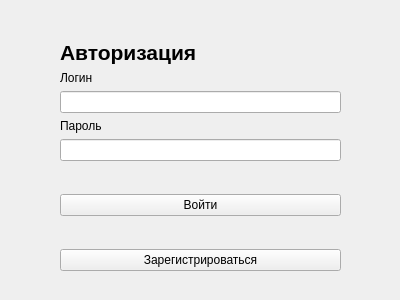
This is loginwindow.ui in cpp-park-vk-education/2023_1_Rabotyagi as Qt 5 draws it before an edit. The edited form follows.
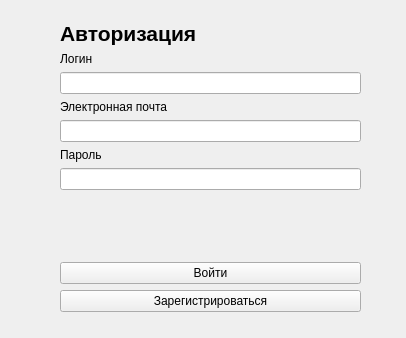
This is the edited form.

```diff
--- a/loginwindow.ui
+++ b/loginwindow.ui
@@ -6,8 +6,8 @@
    <rect>
     <x>0</x>
     <y>0</y>
-    <width>400</width>
-    <height>300</height>
+    <width>406</width>
+    <height>338</height>
    </rect>
   </property>
   <property name="windowTitle">
@@ -17,9 +17,9 @@
    <property name="geometry">
     <rect>
      <x>60</x>
-     <y>40</y>
-     <width>281</width>
-     <height>231</height>
+     <y>21</y>
+     <width>301</width>
+     <height>291</height>
     </rect>
    </property>
    <layout class="QVBoxLayout" name="verticalLayout">
@@ -45,6 +45,16 @@
     <item>
      <widget class="QLineEdit" name="usernameEdit"/>
     </item>
+    <item>
+     <widget class="QLabel" name="label_4">
+      <property name="text">
+       <string>Электронная почта</string>
+      </property>
+     </widget>
+    </item>
+    <item>
+     <widget class="QLineEdit" name="emailEdit"/>
+    </item>
     <item>
      <widget class="QLabel" name="label_3">
       <property name="text">
@@ -79,19 +89,6 @@
       </property>
      </widget>
     </item>
-    <item>
-     <spacer name="verticalSpacer_2">
-      <property name="orientation">
-       <enum>Qt::Vertical</enum>
-      </property>
-      <property name="sizeHint" stdset="0">
-       <size>
-        <width>20</width>
-        <height>40</height>
-       </size>
-      </property>
-     </spacer>
-    </item>
     <item>
      <widget class="QPushButton" name="registrationButton">
       <property name="text">
```
